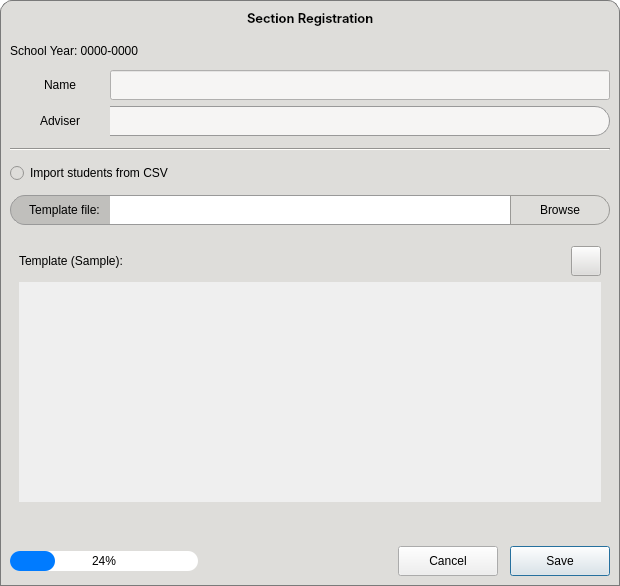
CPG19040/CPG19040, file CAI_PyQt/CAI_Admin/UI/FormSectionRegistration.ui: the form before one commit.
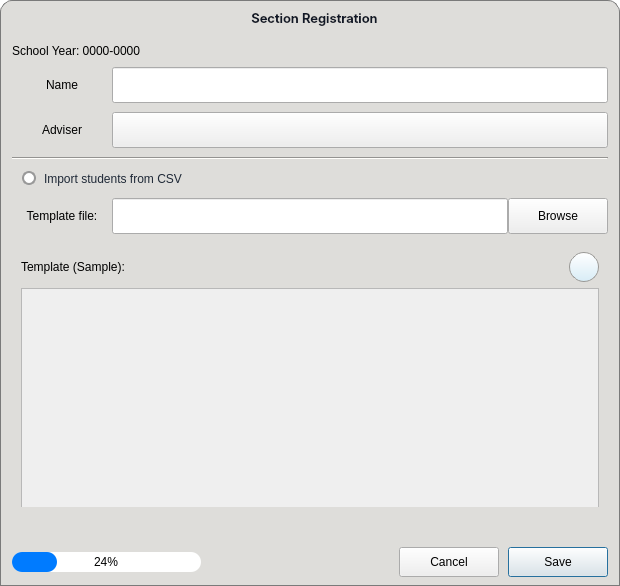
The form after the commit. Icons and pictures are not drawn.

```diff
--- a/CAI_PyQt/CAI_Admin/UI/FormSectionRegistration.ui
+++ b/CAI_PyQt/CAI_Admin/UI/FormSectionRegistration.ui
@@ -27,133 +27,124 @@
   </property>
   <property name="styleSheet">
    <string notr="true">* {
-	color: black;
-	font: 10pt &quot;Inter&quot;;
+    color: #000000;
+    font: 10pt &quot;Inter&quot;;
 }
 
-#SectionRegistrationDialog {
-	background: transparent;
+QDialog {
+    background: transparent;
 }
 
-#verticalFrame {
-	background-color: rgb(222, 221, 218); 
+
+#frame_header {
+    background-color: #deddda;
+    border-top-left-radius: 12px;
+    border-top-right-radius: 12px;
+    border: 1px solid #7a7a7a;
+    border-bottom: none;
 }
 
-QPushButton[class=&quot;button-green&quot;] {
-	border: 1px solid #0a5128;
-    border-radius: 15px;
-    padding: 0px 10px 0px;
-    background: qlineargradient(x1:0, y1:0, x2:0, y2:1, 
-                                stop:0 #1ebd5d, 
-                                stop:1 #107f3f);
-    color: #FFF;
+#label_windowTitle {
+    background: transparent;
     font: 10pt &quot;Inter SemiBold&quot;;
+    color: #111827;
 }
 
-QPushButton[class=&quot;button-green&quot;]:hover {
-    background: qlineargradient(x1:0, y1:0, x2:0, y2:1, 
-                                stop:0 #2ecc71, 
-                                stop:1 #27AE60);
+#widget_window_buttons {
+    background: transparent;
 }
 
-QPushButton[class=&quot;button-green&quot;]:pressed {
-    background: qlineargradient(x1:0, y1:0, x2:0, y2:1, 
-                                stop:0 #0b572a, 
-                                stop:1 #129046); 
+#btnMinimize {
+    border-radius: 12px;
+    background-color: transparent;
 }
 
-QPushButton[class=&quot;button-green&quot;]:disabled {
-    background: #A5D6A7;
-    color: #E8F5E9;
-    opacity: 0.6;
+#btnMinimize:hover {
+    background-color: #f8e45c;
 }
 
-*[class=&quot;button-normal&quot;] {
-	font: 10pt &quot;Inter&quot;;
-	background: qlineargradient(x1:0, y1:0, x2:0, y2:1, 
-                                stop:0 #ffffff, 
-                                stop:1 #d8ecf6);
-	color: black;
-	border-radius: 15px;
-	border: 1px solid rgb(154, 153, 150);
+#btnClose {
+    border-radius: 12px;
+    background-color: transparent;
 }
 
-*[class=&quot;button-normal&quot;]:hover {
-	background: qlineargradient(x1:0, y1:0, x2:0, y2:1, 
-                                stop:0 #ffffff, 
-                                stop:1 #f2f6f8);
+#btnClose:hover {
+    background-color: #f66151;
 }
 
-*[class=&quot;button-normal&quot;]:pressed {
-    background: qlineargradient(x1:0, y1:0, x2:0, y2:1, 
-                                stop:0 #dce5e9, 
-                                stop:1 #ffffff);
-}
 
-*[class=&quot;button-normal&quot;]:disabled {
-	background: #f5f5f5;
-	border: 1px solid #dcdcdc;
-	color: #aeaeae;
+#widget_body {
+    background-color: #deddda;
+    border: 1px solid #7a7a7a;
+    border-top: none;
 }
 
-QLabel:disabled {
-	color: #aeaeae;
-}
 
 *[class=&quot;input-field&quot;] {
-	background-color: transparent;
+    background-color: transparent;
 }
 
 *[class=&quot;input-field&quot;] QLineEdit {
-	background-color: #ffffff;
-	border: 1px solid #999;
-	border-left: none;
-	border-top-right-radius: 15px;
-	border-bottom-right-radius: 15px;
-	padding: 0px 8px;
-	color: black;
+    background-color: #ffffff;
+    border: 1px solid #999;
+    border-left: none;
+    border-top-right-radius: 18px;
+    border-bottom-right-radius: 18px;
+    padding: 0px 8px;
+    color: #1f2937;
+}
+
+QLineEdit:focus {
+    border: 1px solid #2563eb;
+}
+
+QLineEdit:hover {
+    border: 1px solid #3b82f6;
+}
+
+*[class=&quot;input-field&quot;] QLineEdit:disabled {
+    background-color: #f3f4f6;
+    border: none;
+    color: #999;
 }
 
 *[class=&quot;input-field&quot;] QLabel {
-	background-color: rgb(192, 191, 188);
-	border-left: 1px solid #999;
-	border-top: 1px solid #999;
-	border-bottom: 1px solid #999;
-	border-right: none;
-	border-top-left-radius: 15px;
-	border-bottom-left-radius: 15px;
-	padding-left: 8px;
-	color: black;
+    background-color: #d2d2d2;
+    border-left: 1px solid #999;
+    border-top: 1px solid #999;
+    border-bottom: 1px solid #999;
+    border-right: none;
+    border-top-left-radius: 18px;
+    border-bottom-left-radius: 18px;
+    padding-left: 8px;
+    color: #000000;
 }
 
-QProgressBar {
-	border-radius: 10px;
-	background-color: white;
+*[class=&quot;input-field&quot;] QLabel:disabled {
+    color: #999;
+    border: none;
 }
 
-QProgressBar::chunk {
-	background-color: #007BFF;
-	border-radius: 10px;
-}
 
-QComboBox {
+
+*[class=&quot;input-field&quot;] QComboBox {
     border: 1px solid #999;
     border-left: none;
     padding: 0px 10px;
     background-color: #ffffff;
-    color: #333333;
+    color: #1f2937;
     font: 10pt &quot;Inter Medium&quot;;
-    selection-background-color: #7eb4d7;
-	border-top-right-radius: 15px;
-	border-bottom-right-radius: 15px;
+    selection-background-color: #bfdbfe;
+    border-top-right-radius: 18px;
+    border-bottom-right-radius: 18px;
 }
 
-QComboBox:focus, QLineEdit:focus {
-    border: 1px solid #007BFF;
+QComboBox:focus {
+    border: 1px solid #2563eb;
 }
 
-QComboBox:hover, QLineEdit:hover {
-    border: 1px solid #3498db;
+QComboBox:hover {
+    border: 1px solid #3b82f6;
 }
 
 QComboBox::drop-down {
@@ -161,7 +152,6 @@
     subcontrol-position: top right;
     width: 30px;
     border-left-width: 0px;
-    /* Match the 15px border-radius of the main control */
     border-top-right-radius: 15px;
     border-bottom-right-radius: 15px;
 }
@@ -174,38 +164,124 @@
 }
 
 QComboBox QAbstractItemView {
-    background-color: white !important;
+    background-color: #ffffff !important;
     border: 1px solid #999;
-    selection-background-color: #7eb4d7;
-    selection-color: #ffffff;
-    outline: 0; /* Removes the ugly dotted focus border */
+    selection-background-color: #bfdbfe;
+    selection-color: #111827;
+    outline: 0;
 }
 
 QComboBox QAbstractItemView::item {
     padding: 0px 15px;
     border-radius: 4px;
-    color: #333333;
+    color: #1f2937;
 }
 
-/* Hover state for items inside the dropdown */
 QComboBox QAbstractItemView::item:hover {
-    background-color: #7eb4d7;
-    color: #ffffff;
+    background-color: #bfdbfe;
+    color: #111827;
 }
 
-QScrollArea { 
+QComboBox:disabled {
+    background-color: #f3f4f6;
     border: none;
-    border-radius: 20px;
-	background-color: rgb(246, 245, 244);
+    color: #999;
 }
 
-/* 2. THE VIEWPORT (Crucial for transparency/backgrounds) */
-QScrollArea QWidget #qt_scrollarea_viewport {
+QComboBox::drop-down:disabled {
+    border-top-right-radius: 15px;
+    border-bottom-right-radius: 15px;
+    background-color: transparent;
+}
+
+QComboBox::down-arrow:disabled {
+    image: url(:/Images/Images/caret-down-disabled.png);
+}
+
+
+
+QPushButton[class=&quot;button-green&quot;] {
+    border: 1px solid #0a5128;
+    border-radius: 15px;
+    padding: 0px 10px 0px;
+    background: qlineargradient(x1:0, y1:0, x2:0, y2:1, stop:0 #1ebd5d, stop:1 #107f3f);
+    color: #FFF;
+    font: 10pt &quot;Inter SemiBold&quot;;
+}
+
+QPushButton[class=&quot;button-green&quot;]:hover {
+    background: qlineargradient(x1:0, y1:0, x2:0, y2:1, stop:0 #2ecc71, stop:1 #27AE60);
+}
+
+QPushButton[class=&quot;button-green&quot;]:pressed {
+    background: qlineargradient(x1:0, y1:0, x2:0, y2:1, stop:0 #0b572a, stop:1 #129046);
+}
+
+QPushButton[class=&quot;button-green&quot;]:disabled {
+    background: #A5D6A7;
+    color: #E8F5E9;
+    opacity: 0.6;
+}
+
+QPushButton[class=&quot;button-normal&quot;] {
+    color: #000000;
+    font: 10pt &quot;Inter&quot;;
+    border: 1px solid #9a9996;
+    border-radius: 15px;
+    background: qlineargradient(x1:0, y1:0, x2:0, y2:1, stop:0 #ffffff, stop:1 #d8ecf6);
+}
+
+QPushButton[class=&quot;button-normal&quot;]:hover {
+    background: qlineargradient(x1:0, y1:0, x2:0, y2:1, stop:0 #ffffff, stop:1 #f2f6f8);
+}
+
+QPushButton[class=&quot;button-normal&quot;]:pressed {
+    background: qlineargradient(x1:0, y1:0, x2:0, y2:1, stop:0 #dce5e9, stop:1 #ffffff);
+}
+
+QPushButton[class=&quot;button-normal&quot;]:disabled {
+    color: #aeaeae;
+    border: 1px solid #dcdcdc;
+    background: #f5f5f5;
+}
+
+
+
+QProgressBar {
+    border-radius: 10px;
+    background-color: white;
+}
+
+QProgressBar::chunk {
+    background-color: #007BFF;
+    border-radius: 10px;
+}
+
+
+
+QRadioButton {
+    color: #1f2937;
+    spacing: 8px;
+    padding: 0px 10px;
     background: transparent;
-    border-radius: 20px;
+    font: 10pt &quot;Inter&quot;;
 }
 
-/* 3. VERTICAL SCROLLBAR */
+QRadioButton::indicator {
+    background: #ffffff;
+    border: 2px solid #999;
+    min-width: 14px;
+    min-height: 14px;
+    border-radius: 7px;
+}
+
+QRadioButton::indicator:checked {
+    border-color: #93c5fd;
+    background-color: #2563eb;
+}
+
+
+
 QScrollBar:vertical {
     border: none;
     background: #ffffff;
@@ -224,11 +300,10 @@
     background: #574939;
 }
 
-/* 4. HORIZONTAL SCROLLBAR */
 QScrollBar:horizontal {
     border: none;
     background: #ffffff;
-    height: 10px; /* Note: height, not width */
+    height: 10px;
     margin: 0px;
     border-radius: 5px;
 }
@@ -243,25 +318,110 @@
     background: #574939;
 }
 
-/* 5. REMOVE BUTTONS &amp; TRACK BACKGROUNDS */
-/* This handles both horizontal and vertical arrows/tracks */
-QScrollBar::add-line:vertical, QScrollBar::sub-line:vertical,
-QScrollBar::add-line:horizontal, QScrollBar::sub-line:horizontal {
+QScrollBar::add-line:vertical,
+QScrollBar::sub-line:vertical,
+QScrollBar::add-line:horizontal,
+QScrollBar::sub-line:horizontal {
     border: none;
     background: none;
     width: 0px;
     height: 0px;
 }
 
-QScrollBar::add-page:vertical, QScrollBar::sub-page:vertical,
-QScrollBar::add-page:horizontal, QScrollBar::sub-page:horizontal {
+QScrollBar::add-page:vertical,
+QScrollBar::sub-page:vertical,
+QScrollBar::add-page:horizontal,
+QScrollBar::sub-page:horizontal {
     background: none;
 }
 
-/* 6. THE CORNER WIDGET 
-   (The small square where both bars meet) */
-QScrollArea QWidget #qt_scrollarea_corner {
+
+#line_1 {
+    background-color: #deddda;
+}
+
+#btnExportTemplate {
+    border: 1px solid #9a9996;
+    border-radius: 15px;
+    background-color: qlineargradient(x1:0, y1:0, x2:0, y2:1, stop:0 #ffffff, stop:1 #d8ecf6);
+}
+
+#btnExportTemplate:hover {
+    background-color: qlineargradient(x1:0, y1:0, x2:0, y2:1, stop:0 #ffffff, stop:1 #f2f6f8);
+}
+
+#btnExportTemplate:pressed {
+    background-color: qlineargradient(x1:0, y1:0, x2:0, y2:1, stop:0 #dce5e9, stop:1 #ffffff);
+}
+
+#btnExportTemplate:disabled {
+    color: #aeaeae;
+    border: 1px solid #dcdcdc;
+    background: #f5f5f5;
+}
+
+*[class=&quot;input-and-browse&quot;] {
     background: transparent;
+}
+
+*[class=&quot;input-and-browse&quot;] QLabel {
+    background-color: #d2d2d2;
+    border: 1px solid #999;
+    border-right: none;
+    border-top-left-radius: 18px;
+    border-bottom-left-radius: 18px;
+    padding-left: 8px;
+    color: #000000;
+}
+
+*[class=&quot;input-and-browse&quot;] QLabel:disabled {
+    color: #999;
+    border: none;
+}
+
+*[class=&quot;input-and-browse&quot;] QLineEdit {
+    background-color: #ffffff;
+    border: 1px solid #999;
+    border-left: none;
+    border-right: none;
+    padding: 0px 8px;
+}
+
+*[class=&quot;input-and-browse&quot;] QLineEdit:hover {
+    border: 1px solid #3b82f6;
+}
+
+*[class=&quot;input-and-browse&quot;] QLineEdit:focus {
+    border: 1px solid #2563eb;
+}
+
+*[class=&quot;input-and-browse&quot;] QLineEdit:disabled {
+    background-color: #f3f4f6;
+    border: none;
+    color: #999;
+}
+
+*[class=&quot;input-and-browse&quot;] #btnBrowseCSV {
+    font: 10pt &quot;Inter&quot;;
+    background-color: qlineargradient(x1:0, y1:0, x2:0, y2:1, stop:0 #ffffff, stop:1 #d8ecf6);
+    border: 1px solid #9a9996;
+    padding: 5px 15px;
+
+    border-top-right-radius: 18px;
+    border-bottom-right-radius: 18px;
+}
+
+*[class=&quot;input-and-browse&quot;] #btnBrowseCSV:hover {
+    background-color: qlineargradient(x1:0, y1:0, x2:0, y2:1, stop:0 #ffffff, stop:1 #f2f6f8);
+}
+
+*[class=&quot;input-and-browse&quot;] #btnBrowseCSV:pressed {
+    background: qlineargradient(x1:0, y1:0, x2:0, y2:1, stop:0 #dce5e9, stop:1 #ffffff);
+}
+
+*[class=&quot;input-and-browse&quot;] #btnBrowseCSV:disabled {
+    background-color: #d2d2d2;
+    color: #999;
     border: none;
 }</string>
   </property>
@@ -299,13 +459,7 @@
       <bool>true</bool>
      </property>
      <property name="styleSheet">
-      <string notr="true">#frame_header {
-	background-color: #deddda;
-	border-top-left-radius: 12px;
-	border-top-right-radius: 12px;
-	border: 1px solid #7a7a7a;
-	border-bottom: none;
-}</string>
+      <string notr="true"/>
      </property>
      <property name="frameShape">
       <enum>QFrame::StyledPanel</enum>
@@ -324,7 +478,7 @@
        <number>0</number>
       </property>
       <property name="rightMargin">
-       <number>9</number>
+       <number>0</number>
       </property>
       <property name="bottomMargin">
        <number>0</number>
@@ -333,20 +487,23 @@
        <widget class="QWidget" name="widget_window_icon" native="true">
         <property name="minimumSize">
          <size>
-          <width>54</width>
-          <height>35</height>
+          <width>72</width>
+          <height>34</height>
          </size>
         </property>
         <property name="maximumSize">
          <size>
-          <width>54</width>
-          <height>35</height>
+          <width>72</width>
+          <height>34</height>
          </size>
         </property>
         <property name="styleSheet">
          <string notr="true">background: transparent;</string>
         </property>
         <layout class="QHBoxLayout" name="horizontalLayout_4">
+         <property name="spacing">
+          <number>0</number>
+         </property>
          <property name="leftMargin">
           <number>0</number>
          </property>
@@ -362,19 +519,6 @@
         </layout>
        </widget>
       </item>
-      <item>
-       <spacer name="horizontalSpacer_6">
-        <property name="orientation">
-         <enum>Qt::Horizontal</enum>
-        </property>
-        <property name="sizeHint" stdset="0">
-         <size>
-          <width>40</width>
-          <height>20</height>
-         </size>
-        </property>
-       </spacer>
-      </item>
       <item>
        <widget class="QLabel" name="label_windowTitle">
         <property name="font">
@@ -387,130 +531,136 @@
          </font>
         </property>
         <property name="styleSheet">
-         <string notr="true">background: transparent;
-color: rgb(0, 0, 0);
-font: 10pt &quot;Inter SemiBold&quot;;</string>
+         <string notr="true"/>
         </property>
         <property name="text">
          <string>Section Registration</string>
         </property>
-       </widget>
-      </item>
-      <item>
-       <spacer name="horizontalSpacer_5">
-        <property name="orientation">
-         <enum>Qt::Horizontal</enum>
+        <property name="alignment">
+         <set>Qt::AlignCenter</set>
         </property>
-        <property name="sizeHint" stdset="0">
-         <size>
-          <width>40</width>
-          <height>20</height>
-         </size>
-        </property>
-       </spacer>
-      </item>
-      <item>
-       <widget class="QPushButton" name="btnMinimize">
-        <property name="minimumSize">
-         <size>
-          <width>24</width>
-          <height>24</height>
-         </size>
-        </property>
-        <property name="maximumSize">
-         <size>
-          <width>24</width>
-          <height>24</height>
-         </size>
-        </property>
-        <property name="cursor">
-         <cursorShape>PointingHandCursor</cursorShape>
-        </property>
-        <property name="styleSheet">
-         <string notr="true">#btnMinimize {
-	border-radius: 12px;
-	background-color: transparent;
-}
-
-#btnMinimize:hover {
-	background-color: #f8e45c;
-}</string>
-        </property>
-        <property name="text">
-         <string/>
-        </property>
-        <property name="icon">
-         <iconset resource="../resources.qrc">
-          <normaloff>:/Images/Images/minimize-sign.png</normaloff>:/Images/Images/minimize-sign.png</iconset>
-        </property>
-        <property name="iconSize">
-         <size>
-          <width>12</width>
-          <height>12</height>
-         </size>
-        </property>
        </widget>
       </item>
       <item>
-       <widget class="QPushButton" name="btnClose">
+       <widget class="QWidget" name="widget_window_buttons" native="true">
         <property name="minimumSize">
          <size>
-          <width>24</width>
-          <height>24</height>
+          <width>72</width>
+          <height>34</height>
          </size>
         </property>
         <property name="maximumSize">
          <size>
-          <width>24</width>
-          <height>24</height>
+          <width>72</width>
+          <height>34</height>
          </size>
         </property>
-        <property name="cursor">
-         <cursorShape>PointingHandCursor</cursorShape>
-        </property>
         <property name="styleSheet">
-         <string notr="true">#btnClose {
-	border-radius: 12px;
-	background-color: transparent;
-}
-
-#btnClose:hover {
-	background-color: rgb(246, 97, 81);
-}</string>
+         <string notr="true"/>
         </property>
-        <property name="text">
-         <string/>
-        </property>
-        <property name="icon">
-         <iconset resource="../resources.qrc">
-          <normaloff>:/Images/Images/clear.png</normaloff>:/Images/Images/clear.png</iconset>
-        </property>
+        <layout class="QHBoxLayout" name="horizontalLayout_7">
+         <property name="spacing">
+          <number>0</number>
+         </property>
+         <property name="leftMargin">
+          <number>0</number>
+         </property>
+         <property name="topMargin">
+          <number>0</number>
+         </property>
+         <property name="rightMargin">
+          <number>0</number>
+         </property>
+         <property name="bottomMargin">
+          <number>0</number>
+         </property>
+         <item>
+          <widget class="QPushButton" name="btnMinimize">
+           <property name="minimumSize">
+            <size>
+             <width>24</width>
+             <height>24</height>
+            </size>
+           </property>
+           <property name="maximumSize">
+            <size>
+             <width>24</width>
+             <height>24</height>
+            </size>
+           </property>
+           <property name="cursor">
+            <cursorShape>PointingHandCursor</cursorShape>
+           </property>
+           <property name="styleSheet">
+            <string notr="true"/>
+           </property>
+           <property name="text">
+            <string/>
+           </property>
+           <property name="icon">
+            <iconset resource="../resources.qrc">
+             <normaloff>:/Images/Images/minimize-sign.png</normaloff>:/Images/Images/minimize-sign.png</iconset>
+           </property>
+           <property name="iconSize">
+            <size>
+             <width>12</width>
+             <height>12</height>
+            </size>
+           </property>
+          </widget>
+         </item>
+         <item>
+          <widget class="QPushButton" name="btnClose">
+           <property name="minimumSize">
+            <size>
+             <width>24</width>
+             <height>24</height>
+            </size>
+           </property>
+           <property name="maximumSize">
+            <size>
+             <width>24</width>
+             <height>24</height>
+            </size>
+           </property>
+           <property name="cursor">
+            <cursorShape>PointingHandCursor</cursorShape>
+           </property>
+           <property name="styleSheet">
+            <string notr="true"/>
+           </property>
+           <property name="text">
+            <string/>
+           </property>
+           <property name="icon">
+            <iconset resource="../resources.qrc">
+             <normaloff>:/Images/Images/clear.png</normaloff>:/Images/Images/clear.png</iconset>
+           </property>
+          </widget>
+         </item>
+        </layout>
        </widget>
       </item>
      </layout>
     </widget>
    </item>
    <item>
-    <widget class="QFrame" name="verticalFrame">
+    <widget class="QWidget" name="widget_body" native="true">
      <property name="styleSheet">
-      <string notr="true">#verticalFrame {
-	background-color: #deddda;
-	border: 1px solid #7a7a7a;
-	border-top: none;
-}</string>
+      <string notr="true"/>
      </property>
      <layout class="QVBoxLayout" name="verticalLayout_5">
       <property name="spacing">
-       <number>12</number>
+       <number>9</number>
       </property>
       <property name="leftMargin">
-       <number>9</number>
+       <number>12</number>
       </property>
       <property name="topMargin">
        <number>9</number>
       </property>
       <property name="rightMargin">
-       <number>9</number>
+       <number>12</number>
       </property>
       <property name="bottomMargin">
        <number>9</number>
@@ -524,18 +674,9 @@
       </item>
       <item>
        <layout class="QVBoxLayout" name="verticalLayout_2">
-        <property name="spacing">
-         <number>6</number>
-        </property>
-        <property name="leftMargin">
-         <number>0</number>
-        </property>
         <property name="topMargin">
          <number>0</number>
         </property>
-        <property name="rightMargin">
-         <number>0</number>
-        </property>
         <property name="bottomMargin">
          <number>0</number>
         </property>
@@ -565,13 +706,13 @@
              <property name="minimumSize">
               <size>
                <width>100</width>
-               <height>30</height>
+               <height>36</height>
               </size>
              </property>
              <property name="maximumSize">
               <size>
                <width>100</width>
-               <height>30</height>
+               <height>36</height>
               </size>
              </property>
              <property name="text">
@@ -587,11 +728,17 @@
              <property name="minimumSize">
               <size>
                <width>0</width>
-               <height>30</height>
+               <height>36</height>
+              </size>
+             </property>
+             <property name="maximumSize">
+              <size>
+               <width>16777215</width>
+               <height>36</height>
               </size>
              </property>
              <property name="styleSheet">
-              <string notr="true">background-color: rgb(246, 245, 244); padding: 0px 10px 0px;</string>
+              <string notr="true"/>
              </property>
             </widget>
            </item>
@@ -624,13 +771,13 @@
              <property name="minimumSize">
               <size>
                <width>100</width>
-               <height>30</height>
+               <height>36</height>
               </size>
              </property>
              <property name="maximumSize">
               <size>
                <width>100</width>
-               <height>30</height>
+               <height>36</height>
               </size>
              </property>
              <property name="text">
@@ -646,11 +793,17 @@
              <property name="minimumSize">
               <size>
                <width>0</width>
-               <height>30</height>
+               <height>36</height>
+              </size>
+             </property>
+             <property name="maximumSize">
+              <size>
+               <width>16777215</width>
+               <height>36</height>
               </size>
              </property>
              <property name="styleSheet">
-              <string notr="true">background-color: rgb(246, 245, 244); padding: 0px 10px 0px;</string>
+              <string notr="true"/>
              </property>
              <property name="editable">
               <bool>false</bool>
@@ -663,9 +816,9 @@
        </layout>
       </item>
       <item>
-       <widget class="Line" name="line">
+       <widget class="Line" name="line_1">
         <property name="styleSheet">
-         <string notr="true">background-color: rgb(222, 221, 218);</string>
+         <string notr="true"/>
         </property>
         <property name="orientation">
          <enum>Qt::Horizontal</enum>
@@ -673,17 +826,40 @@
        </widget>
       </item>
       <item>
-       <widget class="QRadioButton" name="rb_importCSV">
-        <property name="cursor">
-         <cursorShape>PointingHandCursor</cursorShape>
+       <layout class="QHBoxLayout" name="horizontalLayout_8">
+        <property name="spacing">
+         <number>0</number>
         </property>
-        <property name="styleSheet">
-         <string notr="true">background-color: #deddda;</string>
+        <property name="topMargin">
+         <number>0</number>
         </property>
-        <property name="text">
-         <string>Import students from CSV</string>
-        </property>
-       </widget>
+        <item>
+         <widget class="QRadioButton" name="rb_importCSV">
+          <property name="cursor">
+           <cursorShape>PointingHandCursor</cursorShape>
+          </property>
+          <property name="styleSheet">
+           <string notr="true"/>
+          </property>
+          <property name="text">
+           <string>Import students from CSV</string>
+          </property>
+         </widget>
+        </item>
+        <item>
+         <spacer name="horizontalSpacer">
+          <property name="orientation">
+           <enum>Qt::Horizontal</enum>
+          </property>
+          <property name="sizeHint" stdset="0">
+           <size>
+            <width>40</width>
+            <height>20</height>
+           </size>
+          </property>
+         </spacer>
+        </item>
+       </layout>
       </item>
       <item>
        <widget class="QWidget" name="widget_CSV" native="true">
@@ -697,56 +873,10 @@
          </size>
         </property>
         <property name="styleSheet">
-         <string notr="true">#label_14 {
-	background-color: rgb(192, 191, 188);
-	border-left: 1px solid #999;
-	border-top: 1px solid #999;
-	border-bottom: 1px solid #999;
-	border-right: none;
-	border-top-left-radius: 15px;
-	border-bottom-left-radius: 15px;
-	padding-left: 8px;
-	color: black;
-}
-
-QLineEdit {
-	background-color: #ffffff;
-	color: black;
-	border: 1px solid #999;
-	border-right: none;
-	border-left: none;
-	padding: 0px 10px;
-}
-
-#btnBrowseCSV {
-	font: 10pt &quot;Inter&quot;;
-	background: qlineargradient(x1:0, y1:0, x2:0, y2:1, 
-                                stop:0 #ffffff, 
-                                stop:1 #d8ecf6);
-	color: black;
-	border: 1px solid rgb(154, 153, 150);
-	border-top-right-radius: 15px;
-	border-bottom-right-radius: 15px;
-}
-
-#btnBrowseCSV:hover {
-	background-color: #FFF;
-}
-
-#btnBrowseCSV:disabled, #label_14:disabled {
-	background-color: rgb(192, 191, 188);
-	border: none;
-	color: #aeaeae;
-}
-
-#widget_CSV QLineEdit:disabled {
-	background-color: #f5f5f5;
-	border: none;
-	color: #aeaeae;
-}</string>
+         <string notr="true"/>
         </property>
         <property name="class" stdset="0">
-         <string/>
+         <string>input-and-browse</string>
         </property>
         <layout class="QHBoxLayout" name="horizontalLayout_11">
          <property name="spacing">
@@ -769,13 +899,13 @@
            <property name="minimumSize">
             <size>
              <width>100</width>
-             <height>30</height>
+             <height>36</height>
             </size>
            </property>
            <property name="maximumSize">
             <size>
              <width>100</width>
-             <height>30</height>
+             <height>36</height>
             </size>
            </property>
            <property name="text">
@@ -794,13 +924,13 @@
            <property name="minimumSize">
             <size>
              <width>0</width>
-             <height>30</height>
+             <height>36</height>
             </size>
            </property>
            <property name="maximumSize">
             <size>
              <width>16777215</width>
-             <height>30</height>
+             <height>36</height>
             </size>
            </property>
            <property name="styleSheet">
@@ -813,13 +943,13 @@
            <property name="minimumSize">
             <size>
              <width>100</width>
-             <height>30</height>
+             <height>36</height>
             </size>
            </property>
            <property name="maximumSize">
             <size>
              <width>100</width>
-             <height>30</height>
+             <height>36</height>
             </size>
            </property>
            <property name="cursor">
@@ -851,7 +981,7 @@
          <item>
           <widget class="QWidget" name="widget_3" native="true">
            <property name="styleSheet">
-            <string notr="true">background-color: #deddda;</string>
+            <string notr="true"/>
            </property>
            <layout class="QHBoxLayout" name="horizontalLayout_5">
             <property name="leftMargin">
```
